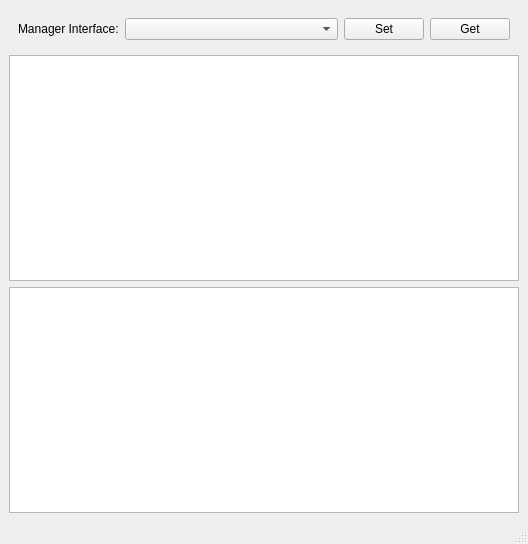
Before: the Qt Designer form qiperftray/src/qiperftray.ui in coolshou/qiperf, drawn with Qt 5.
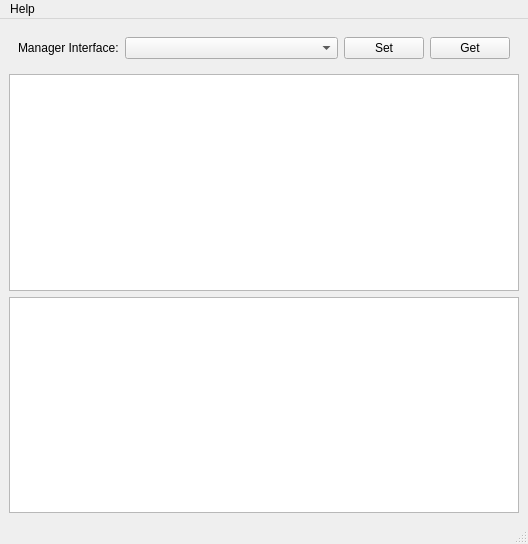
After: the same form once the commit is applied. Icons and pictures are not drawn.

```diff
--- a/qiperftray/src/qiperftray.ui
+++ b/qiperftray/src/qiperftray.ui
@@ -54,6 +54,7 @@
       <property name="font">
        <font>
         <pointsize>18</pointsize>
+        <weight>75</weight>
         <bold>true</bold>
        </font>
       </property>
@@ -68,6 +69,28 @@
    </layout>
   </widget>
   <widget class="QStatusBar" name="statusBar"/>
+  <widget class="QMenuBar" name="menuBar">
+   <property name="geometry">
+    <rect>
+     <x>0</x>
+     <y>0</y>
+     <width>528</width>
+     <height>29</height>
+    </rect>
+   </property>
+   <widget class="QMenu" name="menuHelp">
+    <property name="title">
+     <string>Help</string>
+    </property>
+    <addaction name="actionAbout"/>
+   </widget>
+   <addaction name="menuHelp"/>
+  </widget>
+  <action name="actionAbout">
+   <property name="text">
+    <string>About</string>
+   </property>
+  </action>
  </widget>
  <resources>
   <include location="../../qiperf.qrc"/>
```
